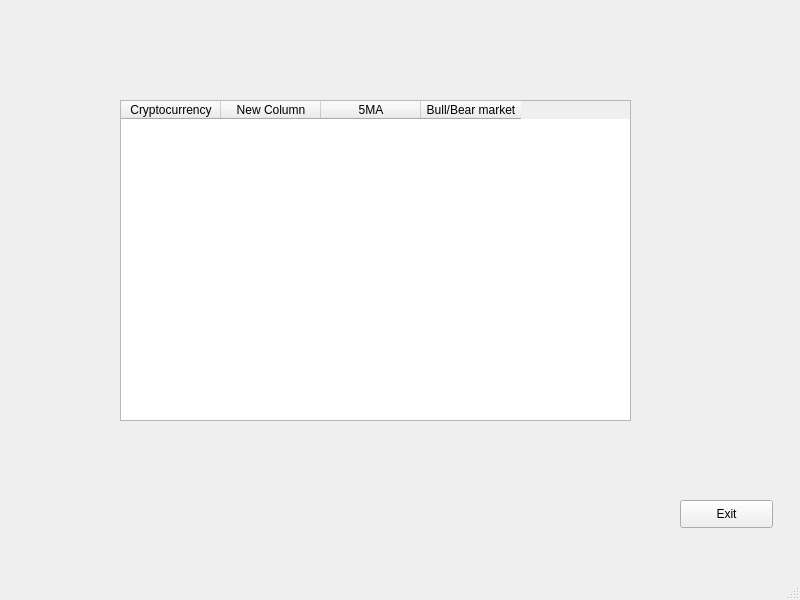
Before: the Qt Designer form bull.ui in epww1502/OSUHackathon-2021Sp, drawn with Qt 5.
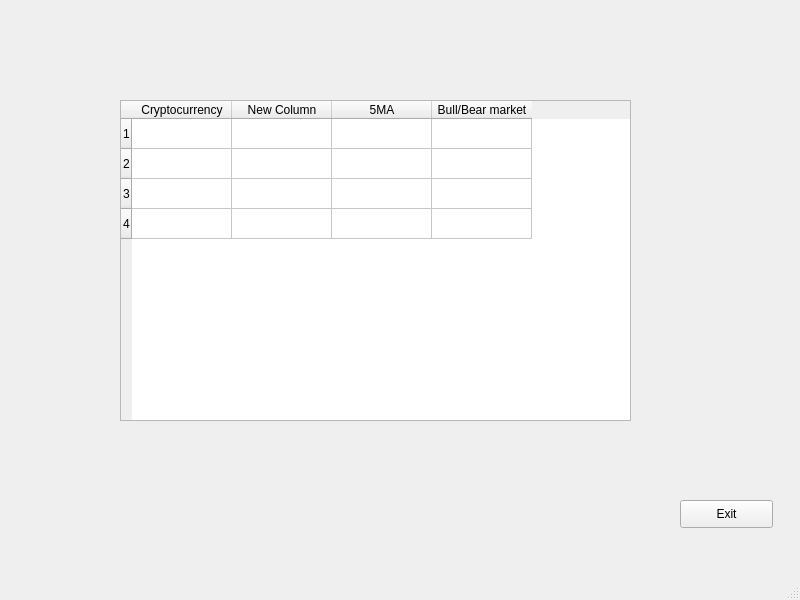
After: the same form once the commit is applied.

Commit message: market notification

Patch:
```diff
--- a/bull.ui
+++ b/bull.ui
@@ -36,6 +36,13 @@
       <height>321</height>
      </rect>
     </property>
+    <property name="rowCount">
+     <number>4</number>
+    </property>
+    <row/>
+    <row/>
+    <row/>
+    <row/>
     <column>
      <property name="text">
       <string>Cryptocurrency</string>
```
The commit also changes 1 other file.
